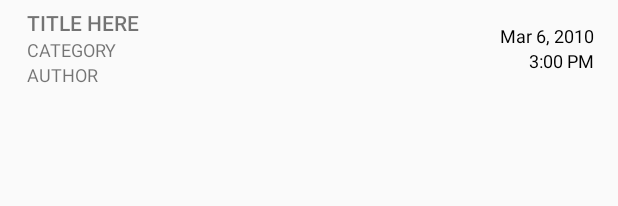
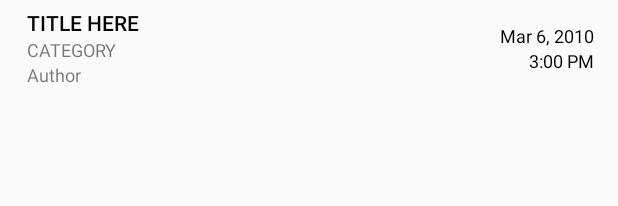
Before and after one commit to iareciog/NewsApp, an Android app: the layout list_item.xml on its own in the app's theme, with its tools: preview values and no code run, on a phone screen of 412 x 824 dp. Shown: the top 206 px of the screen. Run offline under Robolectric (Android 15) with nearby library versions, the phone set to English and light mode, and no system bars.

Commit message:
Some fixes and changes

```diff
--- a/app/build.gradle
+++ b/app/build.gradle
@@ -25,4 +25,5 @@ dependencies {
     testImplementation 'junit:junit:4.12'
     androidTestImplementation 'com.android.support.test:runner:1.0.2'
     androidTestImplementation 'com.android.support.test.espresso:espresso-core:3.0.2'
+    implementation 'com.android.support:cardview-v7:27.1.1'
 }
--- a/app/src/main/java/com/example/android/newsapp/MainActivity.java
+++ b/app/src/main/java/com/example/android/newsapp/MainActivity.java
@@ -33,7 +33,7 @@ public class MainActivity extends AppCompatActivity
 
     /** URL of the guardian site for obtain the news */
     private static final String GUARDIAN_REQUEST_URL =
-            "https://content.guardianapis.com/search?q=debates&api-key=test&show-references=author";
+            "https://content.guardianapis.com/search?&show-tags=contributor&api-key=test";
 
     @Override
     protected void onCreate(Bundle savedInstanceState) {
--- a/app/src/main/res/layout/list_item.xml
+++ b/app/src/main/res/layout/list_item.xml
@@ -17,14 +17,14 @@ android:paddingStart="16dp">
         android:layout_marginStart="2dp"
         android:layout_weight="1"
         android:orientation="vertical">
-
         <TextView
             android:id="@+id/title"
             android:layout_width="wrap_content"
             android:layout_height="wrap_content"
             android:ellipsize="end"
             android:fontFamily="sans-serif-medium"
-            android:maxLines="2"
+            android:maxLines="1"
+            android:textColor="@android:color/black"
             android:textAllCaps="true"
             android:textSize="14sp"
             tools:text="Title here" />
@@ -45,9 +45,8 @@ android:paddingStart="16dp">
             android:layout_height="wrap_content"
             android:ellipsize="end"
             android:maxLines="1"
-            android:textAllCaps="true"
             android:textSize="12sp"
-            tools:text="author" />
+            tools:text="Author" />
 
     </LinearLayout>
 
--- a/app/src/main/res/values/strings.xml
+++ b/app/src/main/res/values/strings.xml
@@ -1,5 +1,5 @@
 <resources>
     <string name="app_name">NewsApp</string>
     <string name="no_internet_connections">Not connected to Internet</string>
-    <string name="no_news">No news left</string>
+    <string name="no_news">No news left \nPlease reload the App or check it later.</string>
 </resources>
```
Also changed, not shown: app/src/main/java/com/example/android/newsapp/QueryUtils.java (+10 -9 lines).
